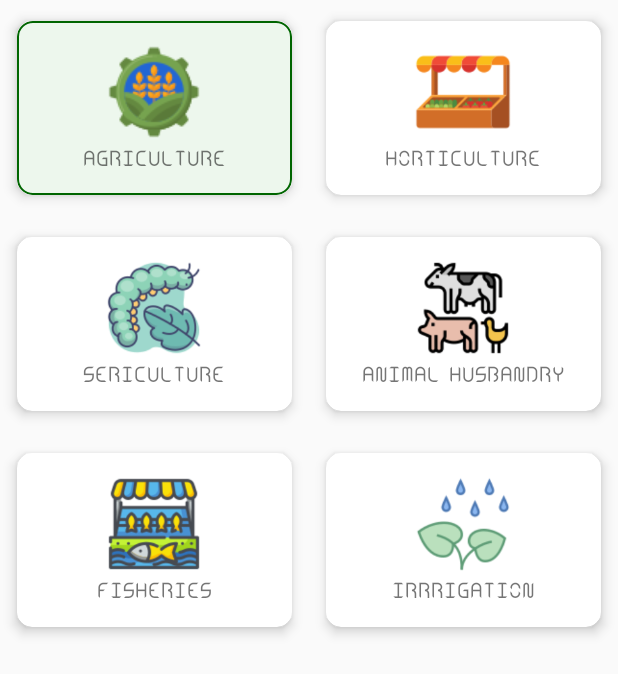
After one commit to charan2591/AgriPMU, an Android app: the fragment FragmentMore shown on its own in the app's theme, on a phone screen of 412 x 824 dp. The commit adds this screen. Shown: the top 674 px of the screen. Run offline under Robolectric (Android 15) with nearby library versions, the phone set to English and light mode, and no system bars.

Commit message:
Second Commit of this project

```diff
--- /dev/null
+++ b/app/src/main/java/com/example/pmufirstapplication/FragmentMore.kt
@@ -0,0 +1,24 @@
+package com.example.pmufirstapplication
+
+import android.os.Bundle
+import android.view.LayoutInflater
+import android.view.View
+import android.view.ViewGroup
+import androidx.fragment.app.Fragment
+import com.example.pmufirstapplication.databinding.FragmentMoreBinding
+import com.example.pmufirstapplication.databinding.FragmentProfileBinding
+
+class FragmentMore :Fragment() {
+    override fun onCreateView(
+        inflater: LayoutInflater,
+        container: ViewGroup?,
+        savedInstanceState: Bundle?
+    ): View? {
+        val binding = FragmentMoreBinding.inflate(inflater, container, false)
+        context ?: return binding.root
+
+//        val adapter = PlantAdapter()
+//        binding.plantList.adapter = adapter
+
+        return binding.root    }
+}
--- /dev/null
+++ b/app/src/main/java/com/example/pmufirstapplication/FragmentNotification.kt
@@ -0,0 +1,25 @@
+package com.example.pmufirstapplication
+
+import android.os.Bundle
+import android.view.LayoutInflater
+import android.view.View
+import android.view.ViewGroup
+import androidx.fragment.app.Fragment
+import com.example.pmufirstapplication.databinding.FragmentNotificationsBinding
+import com.example.pmufirstapplication.databinding.FragmentProfileBinding
+
+class FragmentNotification : Fragment()  {
+
+    override fun onCreateView(
+        inflater: LayoutInflater,
+        container: ViewGroup?,
+        savedInstanceState: Bundle?
+    ): View? {
+        val binding = FragmentNotificationsBinding.inflate(inflater, container, false)
+        context ?: return binding.root
+
+//        val adapter = PlantAdapter()
+//        binding.plantList.adapter = adapter
+
+        return binding.root    }
+}
--- /dev/null
+++ b/app/src/main/res/drawable/bg_menu_card.xml
@@ -0,0 +1,10 @@
+<?xml version="1.0" encoding="utf-8"?>
+<shape xmlns:android="http://schemas.android.com/apk/res/android">
+    <corners android:radius="10dp"
+        />
+    <stroke android:color="@color/colorDarkGrn"
+        android:width="1dip"
+        />
+    <solid android:color="@color/colorLightGrnBox"/>
+
+</shape>
--- /dev/null
+++ b/app/src/main/res/drawable/bg_menu_card_selctd.xml
@@ -0,0 +1,10 @@
+<?xml version="1.0" encoding="utf-8"?>
+<shape xmlns:android="http://schemas.android.com/apk/res/android">
+    <corners android:radius="10dp"
+        />
+    <stroke android:color="@color/colorDarkGrn"
+        android:width="1dip"
+        />
+    <solid android:color="@color/colorDarkGrn"/>
+
+</shape>
--- /dev/null
+++ b/app/src/main/res/layout/fragment_more.xml
@@ -0,0 +1,239 @@
+<?xml version="1.0" encoding="utf-8"?>
+<LinearLayout xmlns:android="http://schemas.android.com/apk/res/android"
+    android:layout_width="match_parent"
+    android:layout_height="match_parent"
+    android:orientation="vertical"
+    xmlns:app="http://schemas.android.com/apk/res-auto">
+
+    <LinearLayout
+        android:layout_width="match_parent"
+        android:layout_height="wrap_content"
+        android:orientation="horizontal"
+        >
+        <androidx.cardview.widget.CardView
+            android:id="@+id/cardAgriculture"
+            android:layout_width="0dp"
+            android:layout_height="wrap_content"
+            android:fitsSystemWindows="false"
+            app:cardElevation="5dp"
+            app:cardCornerRadius="10dp"
+            android:layout_weight="1"
+            android:layout_margin="3dp"
+            app:cardUseCompatPadding="true"
+            >
+
+            <LinearLayout
+                android:id="@+id/linrAgriculture"
+                android:layout_width="match_parent"
+                android:layout_height="wrap_content"
+                android:gravity="center"
+                android:padding="15dp"
+                android:background="@drawable/bg_menu_card"
+                android:orientation="vertical"
+                >
+
+                <ImageView
+                    android:layout_width="64dp"
+                    android:layout_height="64dp"
+                    android:src="@drawable/agriculture_icon"
+                    />
+
+                <TextView
+                    android:layout_width="wrap_content"
+                    android:layout_height="wrap_content"
+                    android:layout_marginTop="5dp"
+                    android:text="AGRICULTURE"/>
+            </LinearLayout>
+
+        </androidx.cardview.widget.CardView>
+
+        <androidx.cardview.widget.CardView
+            android:layout_width="0dp"
+            android:layout_height="wrap_content"
+            android:fitsSystemWindows="false"
+            app:cardElevation="5dp"
+            app:cardCornerRadius="10dp"
+            android:layout_weight="1"
+            android:layout_margin="3dp"
+            app:cardUseCompatPadding="true"
+            >
+
+            <LinearLayout
+                android:id="@+id/linrHorticulture"
+                android:layout_width="match_parent"
+                android:layout_height="wrap_content"
+                android:gravity="center"
+                android:padding="15dp"
+                android:orientation="vertical"
+                >
+
+                <ImageView
+                    android:layout_width="64dp"
+                    android:layout_height="64dp"
+                    android:src="@drawable/horticulture_icon"
+                    />
+
+                <TextView
+                    android:layout_width="wrap_content"
+                    android:layout_height="wrap_content"
+                    android:layout_marginTop="5dp"
+                    android:text="HORTICULTURE"/>
+            </LinearLayout>
+
+        </androidx.cardview.widget.CardView>
+    </LinearLayout>
+
+    <LinearLayout
+        android:layout_width="match_parent"
+        android:layout_height="wrap_content"
+        android:orientation="horizontal"
+        >
+        <androidx.cardview.widget.CardView
+            android:layout_width="0dp"
+            android:layout_height="wrap_content"
+            android:fitsSystemWindows="false"
+            app:cardElevation="5dp"
+            app:cardCornerRadius="10dp"
+            android:layout_weight="1"
+            android:layout_margin="3dp"
+            app:cardUseCompatPadding="true"
+            >
+
+            <LinearLayout
+                android:id="@+id/linrSericulture"
+                android:layout_width="match_parent"
+                android:layout_height="wrap_content"
+                android:gravity="center"
+                android:padding="15dp"
+                android:orientation="vertical"
+                >
+
+                <ImageView
+                    android:layout_width="64dp"
+                    android:layout_height="64dp"
+                    android:src="@drawable/sericulture_icon"
+                    />
+
+                <TextView
+                    android:layout_width="wrap_content"
+                    android:layout_height="wrap_content"
+                    android:layout_marginTop="5dp"
+                    android:text="SERICULTURE"/>
+            </LinearLayout>
+
+        </androidx.cardview.widget.CardView>
+
+        <androidx.cardview.widget.CardView
+            android:layout_width="0dp"
+            android:layout_height="wrap_content"
+            android:fitsSystemWindows="false"
+            app:cardElevation="5dp"
+            app:cardCornerRadius="10dp"
+            android:layout_weight="1"
+            android:layout_margin="3dp"
+            app:cardUseCompatPadding="true"
+            >
+
+            <LinearLayout
+                android:id="@+id/linrAnimalHusbandry"
+                android:layout_width="match_parent"
+                android:layout_height="wrap_content"
+                android:gravity="center"
+                android:padding="15dp"
+                android:orientation="vertical"
+                >
+
+                <ImageView
+                    android:layout_width="64dp"
+                    android:layout_height="64dp"
+                    android:src="@drawable/animals_icon"
+                    />
+
+                <TextView
+                    android:layout_width="wrap_content"
+                    android:layout_height="wrap_content"
+                    android:gravity="center"
+                    android:layout_marginTop="5dp"
+                    android:text="ANIMAL HUSBANDRY"/>
+            </LinearLayout>
+
+        </androidx.cardview.widget.CardView>
+    </LinearLayout>
+
+    <LinearLayout
+        android:layout_width="match_parent"
+        android:layout_height="wrap_content"
+        android:orientation="horizontal"
+        >
+        <androidx.cardview.widget.CardView
+            android:layout_width="0dp"
+            android:layout_height="wrap_content"
+            android:fitsSystemWindows="false"
+            app:cardElevation="5dp"
+            app:cardCornerRadius="10dp"
+            android:layout_weight="1"
+            android:layout_margin="3dp"
+            app:cardUseCompatPadding="true"
+            >
+
+            <LinearLayout
+                android:id="@+id/linrFisheries"
+                android:layout_width="match_parent"
+                android:layout_height="wrap_content"
+                android:gravity="center"
+                android:padding="15dp"
+                android:orientation="vertical"
+                >
+
+                <ImageView
+                    android:layout_width="64dp"
+                    android:layout_height="64dp"
+                    android:src="@drawable/fisheries_icon"
+                    />
+
+                <TextView
+                    android:layout_width="wrap_content"
+                    android:layout_height="wrap_content"
+                    android:layout_marginTop="5dp"
+                    android:text="FISHERIES"/>
+            </LinearLayout>
+
+        </androidx.cardview.widget.CardView>
+
+        <androidx.cardview.widget.CardView
+            android:layout_width="0dp"
+            android:layout_height="wrap_content"
+            android:fitsSystemWindows="false"
+            app:cardElevation="5dp"
+            app:cardCornerRadius="10dp"
+            android:layout_weight="1"
+            android:layout_margin="3dp"
+            app:cardUseCompatPadding="true"
+            >
+
+            <LinearLayout
+                android:id="@+id/linrIrrigation"
+                android:layout_width="match_parent"
+                android:layout_height="wrap_content"
+                android:gravity="center"
+                android:padding="15dp"
+                android:orientation="vertical"
+                >
+
+                <ImageView
+                    android:layout_width="64dp"
+                    android:layout_height="64dp"
+                    android:src="@drawable/irrigation_icon"
+                    />
+
+                <TextView
+                    android:layout_width="wrap_content"
+                    android:layout_height="wrap_content"
+                    android:layout_marginTop="5dp"
+                    android:text="IRRRIGATION"/>
+            </LinearLayout>
+
+        </androidx.cardview.widget.CardView>
+    </LinearLayout>
+
+</LinearLayout>
--- a/app/src/main/res/layout/fragment_notifications.xml
+++ b/app/src/main/res/layout/fragment_notifications.xml
@@ -9,7 +9,7 @@
         android:layout_height="wrap_content"
         android:fitsSystemWindows="false"
         app:cardElevation="5dp"
-
+        app:cardUseCompatPadding="true"
         >
 
         <LinearLayout
```
Also changed, not shown: app/src/main/res/drawable/agriculture_icon.png (added), app/src/main/res/drawable/animals_icon.png (added), app/src/main/res/drawable/fisheries_icon.png (added), app/src/main/res/drawable/horticulture_icon.png (added), app/src/main/res/drawable/irrigation_icon.png (added), app/src/main/res/drawable/sericulture_icon.png (added).
